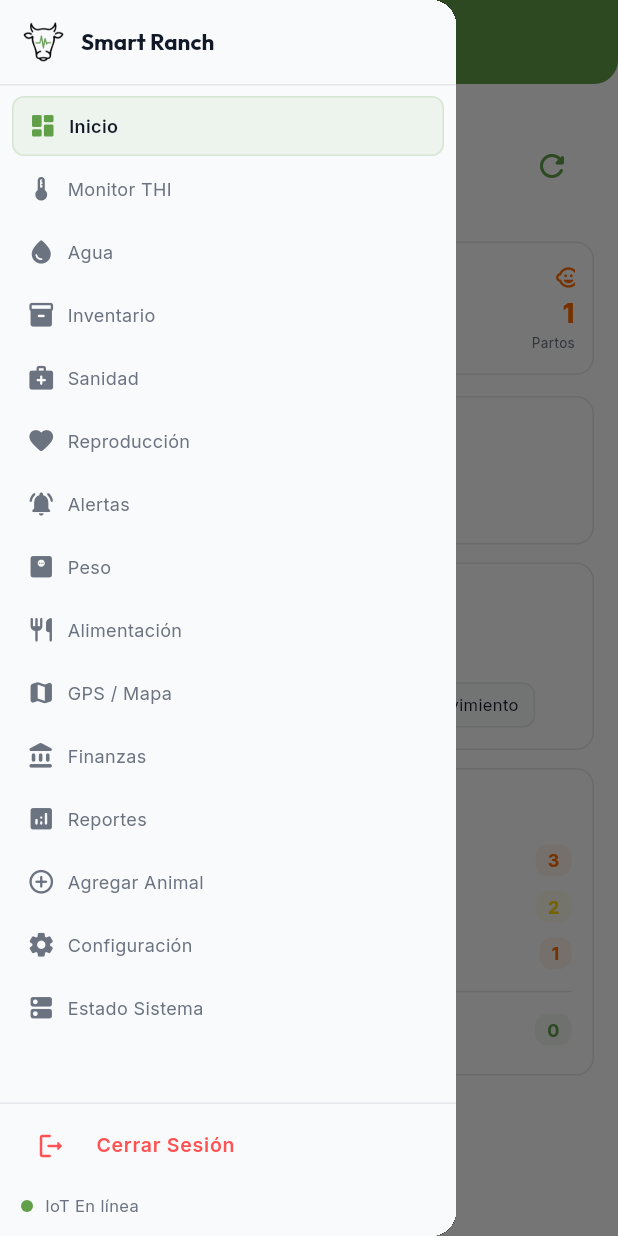
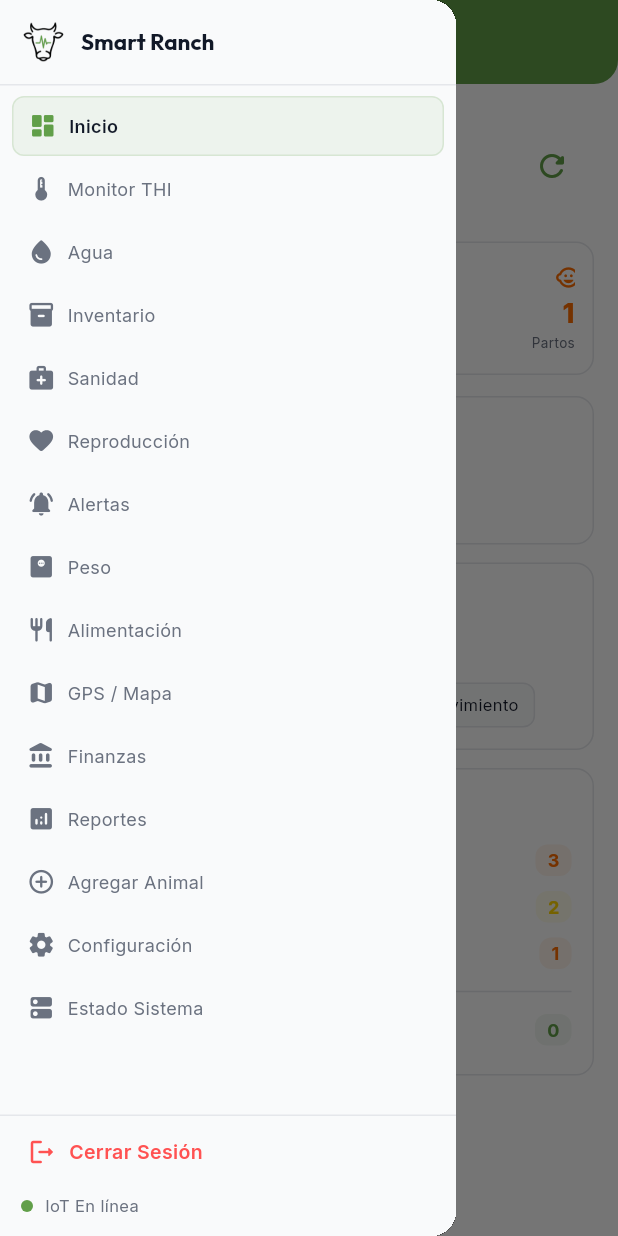
Before and after one commit to carlacrrz/SMARTRANCH_Final, a Flutter app: the MainShell screen opened directly, with the side drawer open, on a phone screen of 412 x 824 dp. Run offline on Flutter 3.47's test engine with Material 3 defaults, Android fonts, the phone set to English and light mode, and no system bars; our stand-ins replace cloud_firestore, csv, file_picker, firebase_core, fl_chart, flutter_map and 2 more; missing offline and left inert: mqtt_client, nfc_manager; accounts and stored records are empty; network calls fail.

Commit message:
fix(web): corregir aserción de layout en botón de cerrar sesión del sidebar colapsado

```diff
--- a/app/smart_ranch/lib/main.dart
+++ b/app/smart_ranch/lib/main.dart
@@ -273,24 +273,38 @@ class _MainShellState extends State<MainShell> {
           Divider(height: 1, color: AppTheme.divider),
           Padding(
             padding: const EdgeInsets.symmetric(horizontal: 8, vertical: 4),
-            child: ListTile(
-              dense: true,
-              shape: RoundedRectangleBorder(borderRadius: BorderRadius.circular(8)),
-              leading: const Icon(Icons.logout_rounded, color: Color(0xFFFF5252), size: 20),
-              title: isExtended
-                  ? const Text(
+            child: Tooltip(
+              message: isExtended ? '' : 'Cerrar Sesión',
+              child: InkWell(
+                borderRadius: BorderRadius.circular(8),
+                onTap: () {
+                  if (isMobile) Navigator.pop(context);
+                  widget.onLogout?.call();
+                },
+                child: Container(
+                  height: 40,
+                  padding: const EdgeInsets.symmetric(horizontal: 10),
+                  child: Row(
+                    children: [
+                      const Icon(Icons.logout_rounded, color: Color(0xFFFF5252), size: 20),
+                      if (isExtended) ...[
+                        const SizedBox(width: 8),
+                        const Expanded(
+                          child: Text(
                             'Cerrar Sesión',
                             style: TextStyle(
                               color: Color(0xFFFF5252),
                               fontSize: 13,
                               fontWeight: FontWeight.w600,
                             ),
-                    )
-                  : null,
-              onTap: () {
-                if (isMobile) Navigator.pop(context);
-                widget.onLogout?.call();
-              },
+                            overflow: TextOverflow.ellipsis,
+                          ),
+                        ),
+                      ],
+                    ],
+                  ),
+                ),
+              ),
             ),
           ),
 
```
Lines whose indentation alone changed are shown as unchanged.
